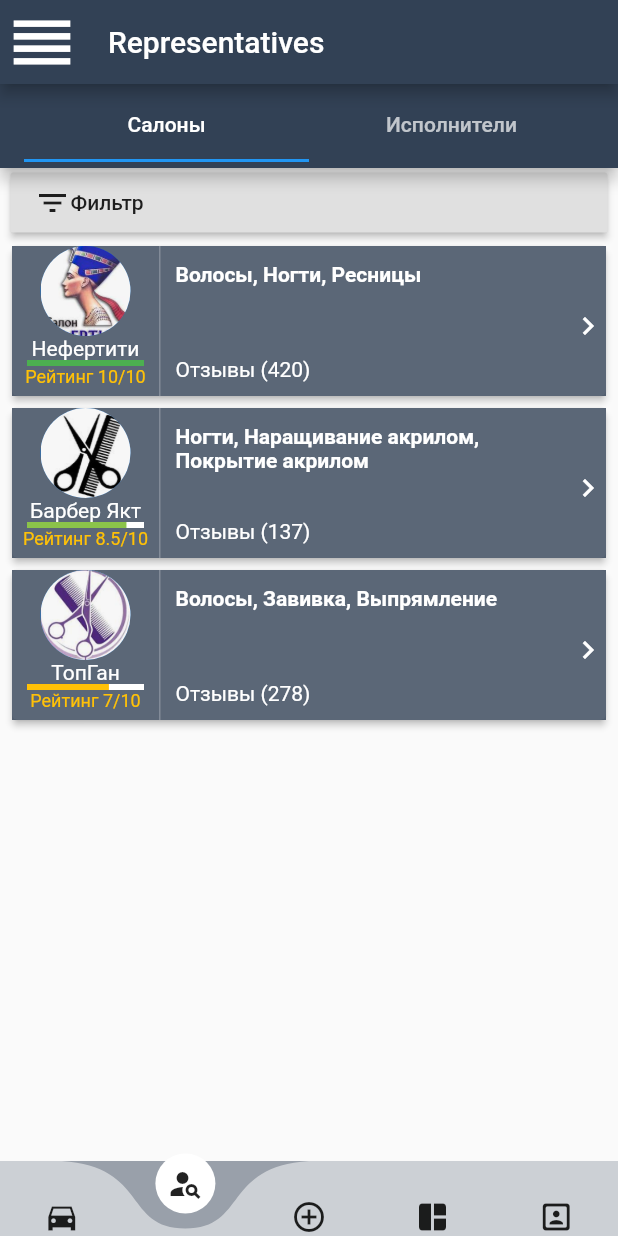
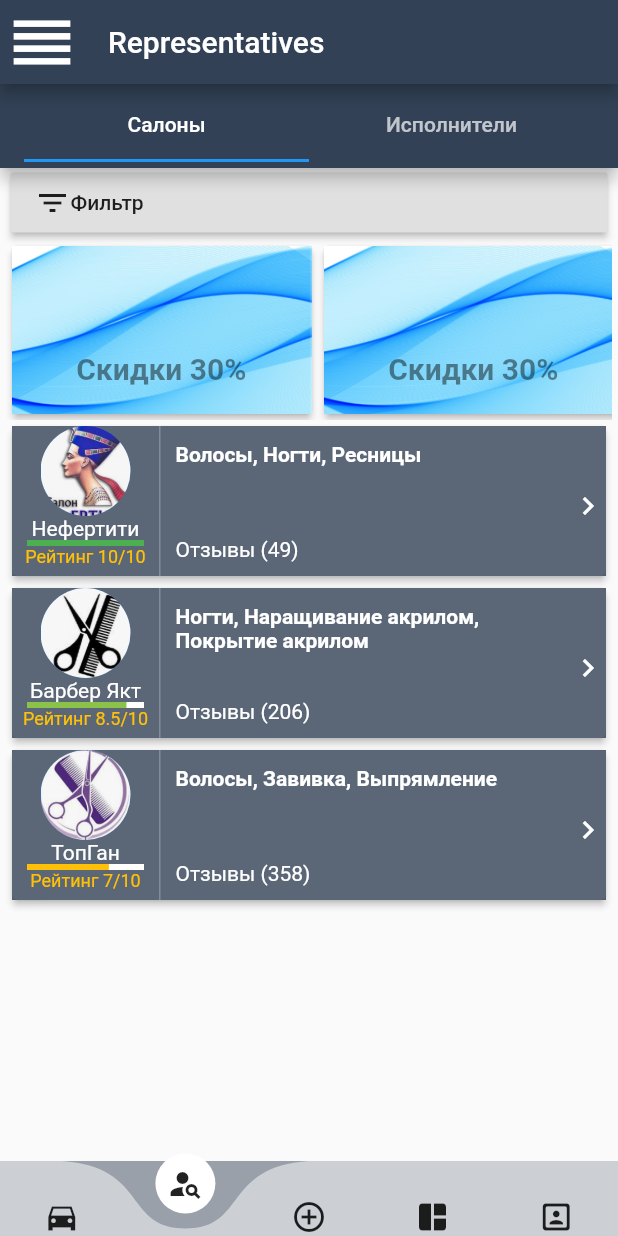
Before and after one commit to insignity/imake_project01, a Flutter app: the HomePage screen opened by its route, item 2 of the bottom bar chosen, on a phone screen of 412 x 824 dp. Run offline on Flutter 3.47's test engine with Material 2 defaults, Android fonts, the light colour scheme and no system bars; drawn by our look-alikes of curved_navigation_bar; our stand-ins replace image_cropper, image_picker, syncfusion_flutter_charts, transparent_image; missing offline and left inert: gender_selection.

Commit message:
added widget sales in 2nd navbar

```diff
--- a/lib/components/second_component/salons_tab.dart
+++ b/lib/components/second_component/salons_tab.dart
@@ -2,6 +2,7 @@
 
 import 'package:flutter/material.dart';
 import 'package:provider/provider.dart';
+import 'package:real/components/second_component/swiper.dart';
 import 'package:real/lists/salons.dart';
 
 import 'filter_second.dart';
@@ -202,6 +203,7 @@
     var salonsTab = Column(
       children: <Widget>[
         FilterSecond(),
+        SwiperView(),
         salonsView,
       ],
     );
--- /dev/null
+++ b/lib/components/second_component/swiper.dart
@@ -0,0 +1,51 @@
+import 'package:flutter/material.dart';
+import 'package:real/lists/sales.dart';
+
+class SwiperView extends StatelessWidget {
+  @override
+  Widget build(BuildContext context) {
+    return Container(
+        padding: EdgeInsets.symmetric(horizontal: 4),
+        height: 120,
+        child: Expanded(
+            child: ListView.builder(
+                itemCount: 6,
+                scrollDirection: Axis.horizontal,
+                itemBuilder: (context, index) {
+                  return Card(
+                      elevation: 2.0,
+                      child: InkWell(
+                          onTap: () {},
+                          child: Container(
+                              height: 100,
+                              width: 200,
+                              decoration: BoxDecoration(
+                                  image: DecorationImage(
+                                      fit: BoxFit.fill,
+                                      image: sales[index].image),
+                                  color: Color.fromRGBO(50, 65, 85, 0.8)),
+                              child: Row(children: [
+                                Expanded(
+                                  flex: 4,
+                                  child: Container(
+                                      padding: EdgeInsets.only(top: 70),
+                                      child: Column(
+                                        children: [
+                                          Text(sales[index].title,
+                                              style: TextStyle(
+                                                fontSize: 20,
+                                                fontWeight: FontWeight.bold,
+                                                color: Colors.black45,
+                                              )),
+                                        ],
+                                      ),
+                                      decoration: BoxDecoration(
+                                          border: Border(
+                                              right: BorderSide(
+                                                  width: 1,
+                                                  color: Colors.white24)))),
+                                ),
+                              ]))));
+                })));
+  }
+}
--- /dev/null
+++ b/lib/lists/sales.dart
@@ -0,0 +1,35 @@
+import 'package:flutter/material.dart';
+import 'package:real/models/sale.dart';
+
+final sales = <Sale>[
+  Sale(
+    title: 'Скидки 30%',
+    description: 'Нефертити',
+    image: AssetImage('assets/images/fon.PNG'),
+  ),
+  Sale(
+    title: 'Скидки 30%',
+    description: 'Нефертити',
+    image: AssetImage('assets/images/fon.PNG'),
+  ),
+  Sale(
+    title: 'Скидки 30%',
+    description: 'Нефертити',
+    image: AssetImage('assets/images/fon.PNG'),
+  ),
+  Sale(
+    title: 'Скидки 30%',
+    description: 'Нефертити',
+    image: AssetImage('assets/images/fon.PNG'),
+  ),
+  Sale(
+    title: 'Скидки 30%',
+    description: 'Нефертити',
+    image: AssetImage('assets/images/fon.PNG'),
+  ),
+  Sale(
+    title: 'Скидки 30%',
+    description: 'Нефертити',
+    image: AssetImage('assets/images/fon.PNG'),
+  ),
+];
--- a/lib/main.dart
+++ b/lib/main.dart
@@ -56,7 +56,7 @@
                     TextStyle(fontSize: 18, fontWeight: FontWeight.normal)),
           ),
         ),
-        home: AuthorizationPage(),
+        home: HomePage(),
         routes: {
           '/start': (BuildContext context) => RealApp(),
           '/auth': (BuildContext context) => AuthorizationPage(),
--- /dev/null
+++ b/lib/models/sale.dart
@@ -0,0 +1,9 @@
+import 'package:flutter/widgets.dart';
+
+class Sale {
+  String title;
+  String description;
+  AssetImage image;
+
+  Sale({this.title, this.description, this.image});
+}
--- a/lib/pages/home.dart
+++ b/lib/pages/home.dart
@@ -15,7 +15,7 @@
 }
 
 class _HomePageState extends State<HomePage> {
-  int sectionIndex = 0;
+  int sectionIndex = 1;
 
   @override
   Widget build(BuildContext context) {
--- a/pubspec.yaml
+++ b/pubspec.yaml
@@ -23,7 +23,7 @@
 dependencies:
   flutter:
     sdk: flutter
-
+  flutter_swiper: ^1.1.6
 
   # The following adds the Cupertino Icons font to your application.
   # Use with the CupertinoIcons class for iOS style icons.
```
Also changed, not shown: assets/images/fon.PNG (added), pubspec.lock.
